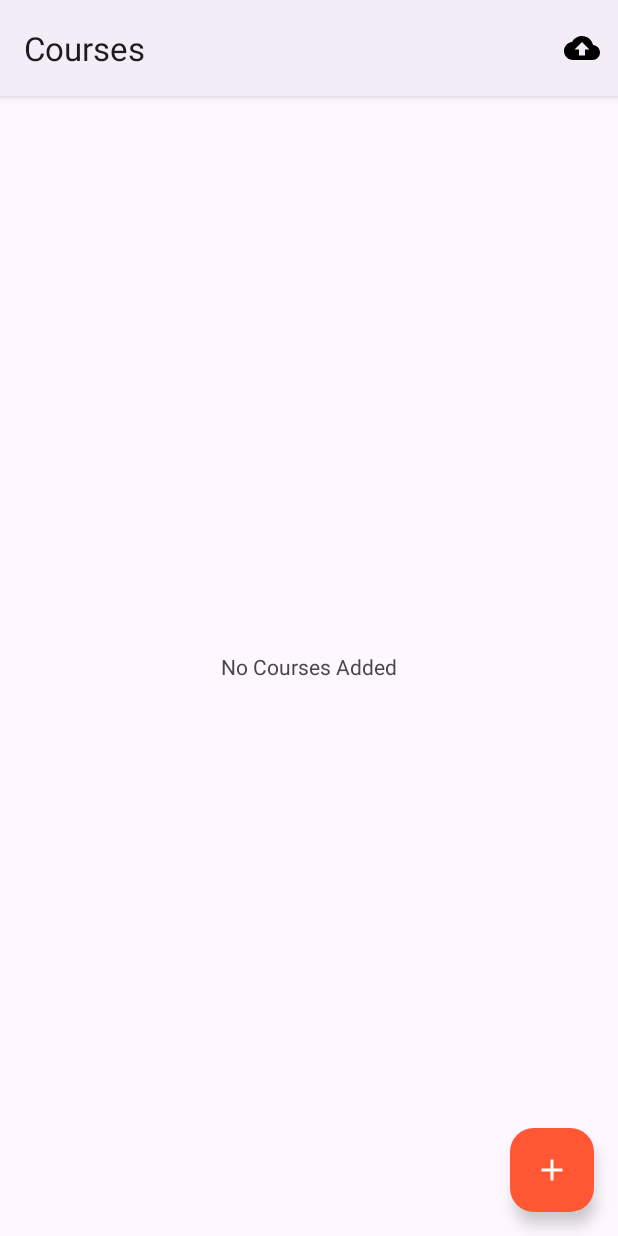
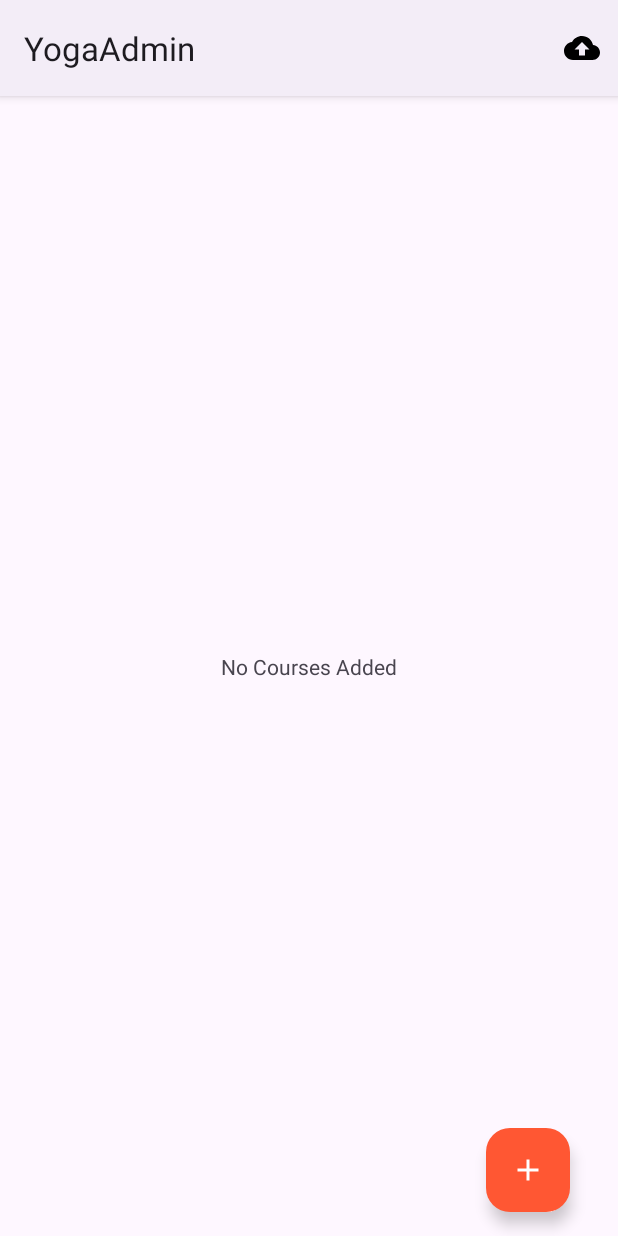
Before and after one commit to zancheema/COMP1424-coursework, an Android app: the screen it shows after launch (CourseListActivity), on a phone screen of 412 x 824 dp. Run offline under Robolectric (Android 15) with nearby library versions, the phone set to English and light mode, and no system bars.

```diff
--- a/UniversalYogaAdmin-Native/app/src/main/AndroidManifest.xml
+++ b/UniversalYogaAdmin-Native/app/src/main/AndroidManifest.xml
@@ -16,7 +16,7 @@
         tools:targetApi="31">
         <activity
             android:name=".CourseListActivity"
-            android:label="Courses"
+            android:label="YogaAdmin"
             android:exported="true">
             <intent-filter>
                 <action android:name="android.intent.action.MAIN" />
--- a/UniversalYogaAdmin-Native/app/src/main/java/com/example/gittest/db/DBHelper.java
+++ b/UniversalYogaAdmin-Native/app/src/main/java/com/example/gittest/db/DBHelper.java
@@ -138,7 +138,8 @@ public class DBHelper extends SQLiteOpenHelper {
 
     public Course getCourse(long courseId) {
         SQLiteDatabase db = this.getReadableDatabase();
-        Cursor cursor = db.rawQuery("SELECT * FROM " + CourseEntry.TABLE_NAME, null);
+        Cursor cursor = db.rawQuery("SELECT * FROM " + CourseEntry.TABLE_NAME + " WHERE id=?",
+                new String[]{"" + courseId});
         if (cursor != null && cursor.moveToNext()) {
             return getCourse(cursor);
         }
--- a/UniversalYogaAdmin-Native/app/src/main/res/layout/activity_course_list.xml
+++ b/UniversalYogaAdmin-Native/app/src/main/res/layout/activity_course_list.xml
@@ -3,13 +3,14 @@
     xmlns:app="http://schemas.android.com/apk/res-auto"
     xmlns:tools="http://schemas.android.com/tools"
     android:id="@+id/linearLayout"
+    android:paddingHorizontal="16dp"
     android:layout_width="match_parent"
     android:layout_height="match_parent">
 
     <androidx.recyclerview.widget.RecyclerView
         android:id="@+id/recyclerView"
-        android:layout_width="379dp"
-        android:layout_height="699dp"
+        android:layout_width="match_parent"
+        android:layout_height="match_parent"
         app:layout_constraintBottom_toBottomOf="parent"
         app:layout_constraintEnd_toEndOf="parent"
         app:layout_constraintStart_toStartOf="parent"
--- a/UniversalYogaAdmin-Native/app/src/main/res/layout/item_course.xml
+++ b/UniversalYogaAdmin-Native/app/src/main/res/layout/item_course.xml
@@ -1,7 +1,8 @@
 <?xml version="1.0" encoding="utf-8"?>
 <androidx.cardview.widget.CardView xmlns:android="http://schemas.android.com/apk/res/android"
     android:layout_width="match_parent"
-    android:layout_height="wrap_content">
+    android:layout_height="wrap_content"
+    android:layout_marginTop="8dp">
 
     <LinearLayout
         android:layout_width="match_parent"
--- a/UniversalYogaAdmin-Native/app/src/main/res/values/strings.xml
+++ b/UniversalYogaAdmin-Native/app/src/main/res/values/strings.xml
@@ -1,5 +1,5 @@
 <resources>
-    <string name="app_name">gitTest</string>
+    <string name="app_name">Yoga Admin</string>
     <string name="update">Update</string>
     <string name="upload">Upload</string>
     <string-array name="days_array">
```
Also changed, not shown: UniversalYogaAdmin-Native/app/src/main/java/com/example/gittest/AddClassActivity.java (+11 -1 lines), UniversalYogaAdmin-Native/app/src/main/java/com/example/gittest/Course.java (+14 -0 lines), UniversalYogaAdmin-Native/app/src/main/java/com/example/gittest/CourseListActivity.java (+12 -3 lines).
